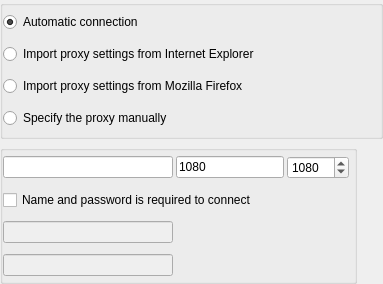
The window that src/plugins/connectionmanager/proxyoptionswidget.ui (silvansky/Contacts) describes before a commit, drawn with Qt 5.
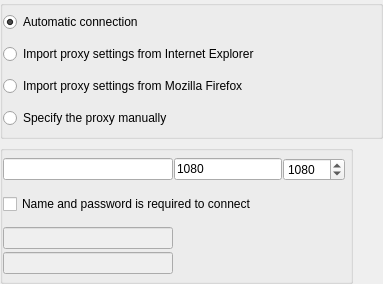
The same window after the commit.

Diff of the .ui file:
```diff
--- a/src/plugins/connectionmanager/proxyoptionswidget.ui
+++ b/src/plugins/connectionmanager/proxyoptionswidget.ui
@@ -75,7 +75,7 @@
       <item>
        <layout class="QHBoxLayout" name="horizontalLayout">
         <property name="spacing">
-         <number>3</number>
+         <number>1</number>
         </property>
         <item>
          <widget class="QLineEdit" name="lneProxyHost">
@@ -151,6 +151,11 @@
        </widget>
       </item>
       <item>
+       <layout class="QVBoxLayout" name="verticalLayout_4">
+        <property name="spacing">
+         <number>3</number>
+        </property>
+        <item>
        <widget class="QLineEdit" name="lneProxyUser">
         <property name="enabled">
          <bool>false</bool>
@@ -192,6 +197,8 @@
        </widget>
       </item>
      </layout>
+      </item>
+     </layout>
     </widget>
    </item>
   </layout>
```
Left out of the diff: 2 changed lines with no effect on the pictures. Lines whose indentation alone changed are shown as unchanged.
